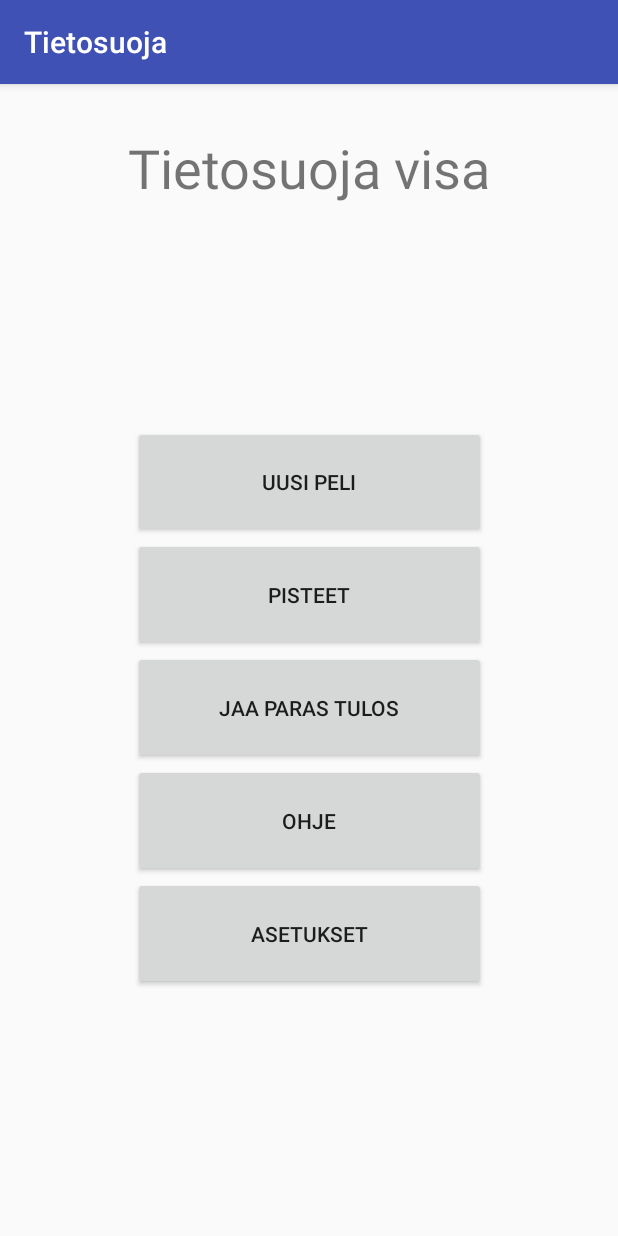
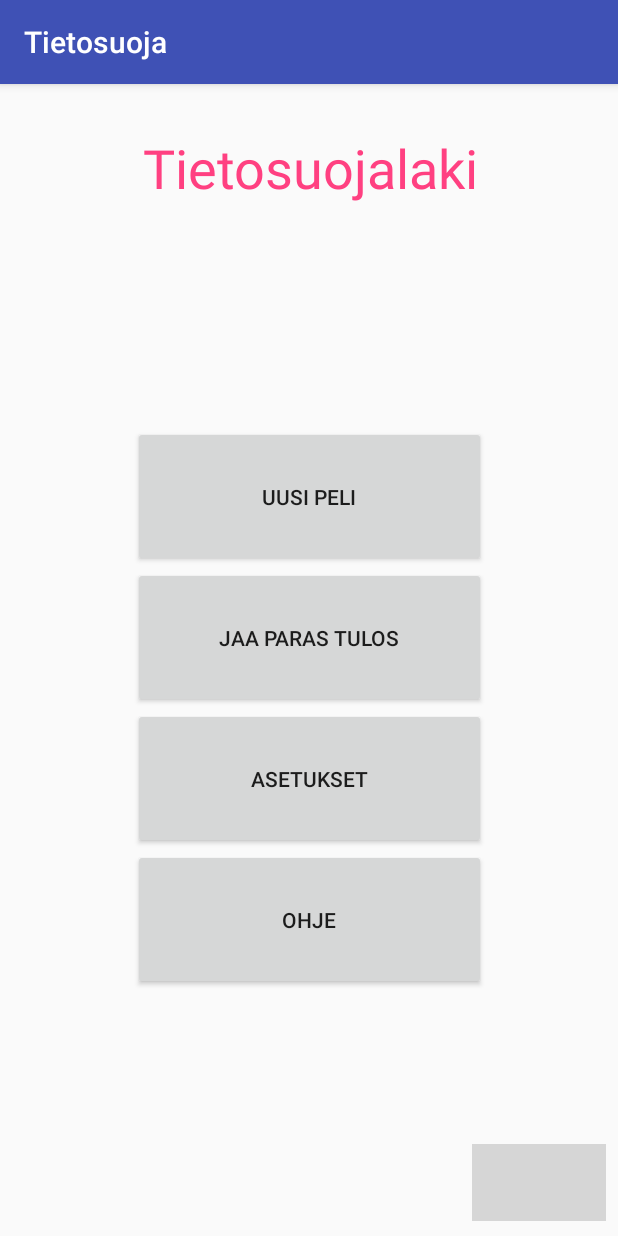
Before and after one commit to lestola/TietoSuojaAndroid, an Android app: the screen it shows after launch (MainActivity), on a phone screen of 412 x 824 dp. Run offline under Robolectric (Android 15) with nearby library versions, the phone set to English and light mode, and no system bars; grey boxes are pictures that could not be loaded.

```diff
--- a/app/src/main/res/layout/activity_main.xml
+++ b/app/src/main/res/layout/activity_main.xml
@@ -7,21 +7,22 @@
     tools:context="fi.xamk.tietosuoja.MainActivity">
 
     <TextView
+        android:id="@+id/textView4"
         android:layout_width="wrap_content"
         android:layout_height="wrap_content"
-        android:text="Tietosuoja visa"
+        android:layout_marginLeft="8dp"
+        android:layout_marginRight="8dp"
+        android:layout_marginTop="8dp"
+        android:text="Tietosuojalaki"
         android:textAlignment="center"
+        android:textColor="?attr/colorAccent"
         android:textSize="36sp"
         app:layout_constraintBottom_toBottomOf="parent"
+        app:layout_constraintHorizontal_bias="0.502"
         app:layout_constraintLeft_toLeftOf="parent"
         app:layout_constraintRight_toRightOf="parent"
         app:layout_constraintTop_toTopOf="parent"
-        app:layout_constraintVertical_bias="0.033"
-        android:id="@+id/textView4"
-        android:layout_marginTop="8dp"
-        app:layout_constraintHorizontal_bias="0.502"
-        android:layout_marginRight="8dp"
-        android:layout_marginLeft="8dp" />
+        app:layout_constraintVertical_bias="0.033" />
 
 
     <LinearLayout
@@ -51,15 +52,6 @@
             tools:layout_editor_absoluteY="132dp" />
 
         <Button
-            android:id="@+id/scoresButton"
-            android:layout_width="match_parent"
-            android:layout_height="wrap_content"
-            android:layout_weight="1"
-            android:text="Pisteet"
-            tools:layout_editor_absoluteX="8dp"
-            tools:layout_editor_absoluteY="190dp" />
-
-        <Button
             android:id="@+id/shareScoresButton"
             android:layout_width="match_parent"
             android:layout_height="wrap_content"
@@ -70,6 +62,15 @@
             tools:layout_editor_absoluteY="248dp" />
 
         <Button
+            android:id="@+id/settingsButton"
+            android:layout_width="match_parent"
+            android:layout_height="wrap_content"
+            android:layout_weight="1"
+            android:text="Asetukset"
+            tools:layout_editor_absoluteX="8dp"
+            tools:layout_editor_absoluteY="304dp" />
+
+        <Button
             android:id="@+id/infoButton"
             android:layout_width="match_parent"
             android:layout_height="wrap_content"
@@ -78,14 +79,21 @@
             tools:layout_editor_absoluteX="8dp"
             tools:layout_editor_absoluteY="359dp" />
 
-        <Button
-            android:id="@+id/settingsButton"
-            android:layout_width="match_parent"
-            android:layout_height="wrap_content"
-            android:layout_weight="1"
-            android:text="Asetukset"
-            tools:layout_editor_absoluteX="8dp"
-            tools:layout_editor_absoluteY="304dp" />
     </LinearLayout>
 
+    <ImageView
+        android:id="@+id/imageView"
+        android:layout_width="89dp"
+        android:layout_height="51dp"
+        app:srcCompat="@drawable/logo_footer"
+        android:layout_marginLeft="124dp"
+        app:layout_constraintLeft_toLeftOf="parent"
+        app:layout_constraintBottom_toBottomOf="parent"
+        android:layout_marginBottom="10dp"
+        android:layout_marginRight="8dp"
+        app:layout_constraintRight_toRightOf="parent"
+        app:layout_constraintHorizontal_bias="1.0"
+        tools:layout_editor_absoluteY="542dp"
+        tools:layout_editor_absoluteX="314dp" />
+
 </android.support.constraint.ConstraintLayout>
```
